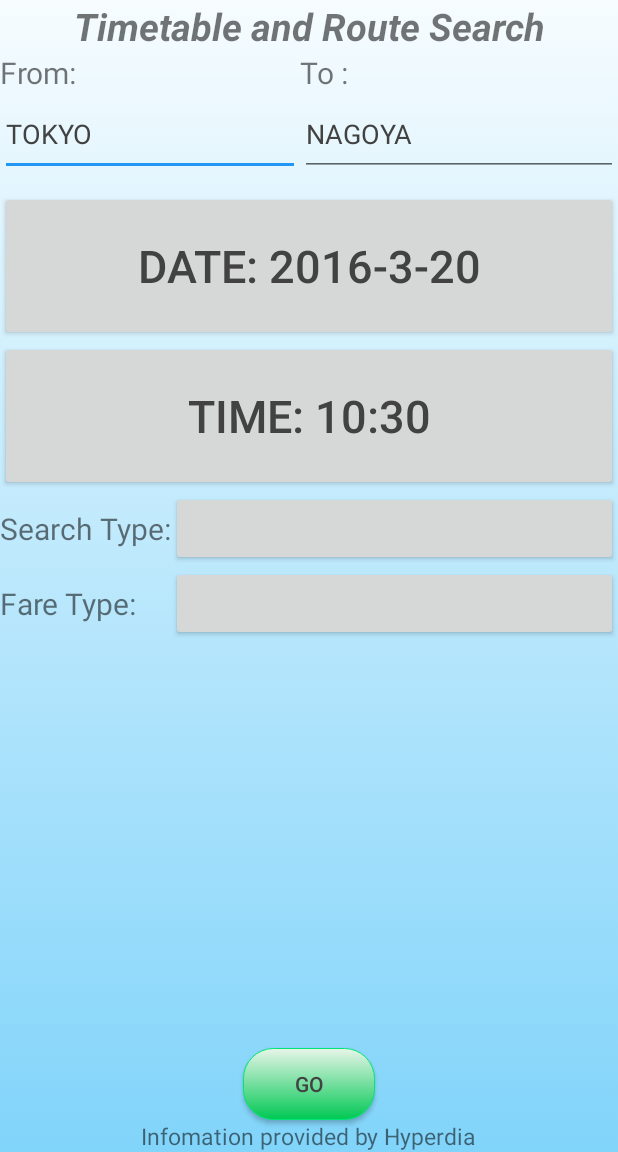
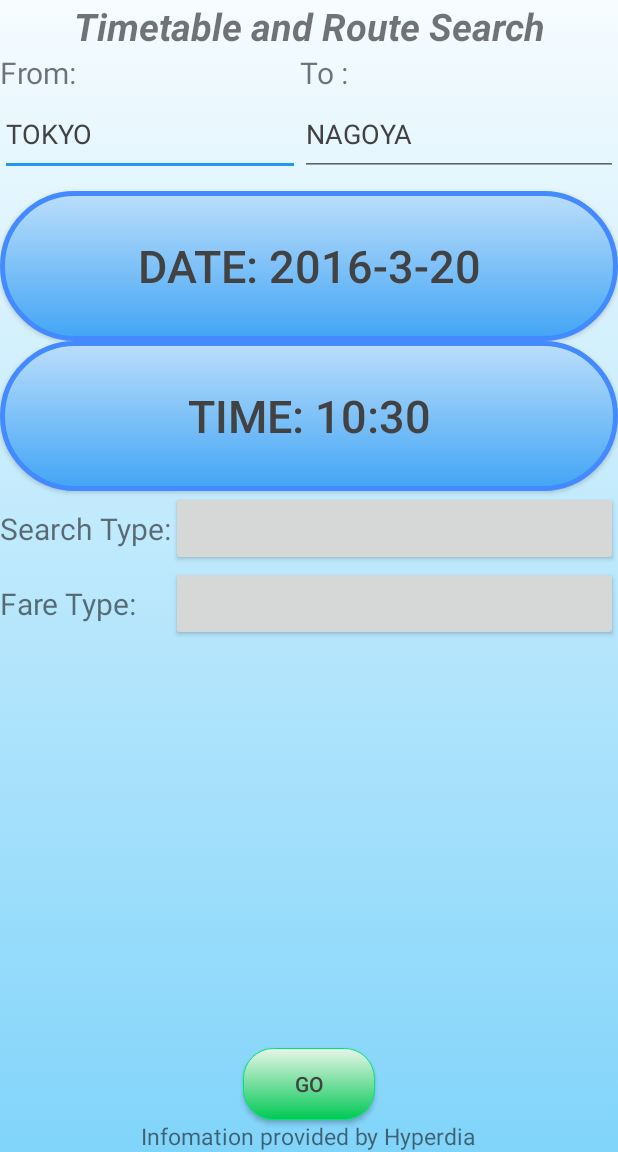
Before and after one commit to onion2000/VisitJapan, an Android app: the TravelActivity screen opened directly, with no data from a screen before it, on a phone screen of 412 x 824 dp, the part 84-1236 px from its top. Run offline under Robolectric (Android 15) with nearby library versions, the phone set to English and light mode, and no system bars; libraries missing offline, so code that uses them is left out: com.mikepenz.materialdrawer, org.honorato.multistatetogglebutton; plain views replace MultiStateToggleButton; 7 statements that could not run were skipped.

Commit message:
upgrading UI       ver7.0       try transition but not excepted result       add fade in/out in main and make big button

```diff
--- a/app/src/main/java/com/example/oniononion/comp4521project/Currency_converter/ConverterActivity.java
+++ b/app/src/main/java/com/example/oniononion/comp4521project/Currency_converter/ConverterActivity.java
@@ -2,8 +2,12 @@ package com.example.oniononion.comp4521project.Currency_converter;
 
 import android.os.Bundle;
 import android.support.v7.app.AppCompatActivity;
+import android.transition.Fade;
+import android.transition.Transition;
+import android.transition.TransitionInflater;
 import android.util.Log;
 import android.view.View;
+import android.view.Window;
 import android.widget.AdapterView;
 import android.widget.ArrayAdapter;
 import android.widget.Button;
--- a/app/src/main/java/com/example/oniononion/comp4521project/Weather_forecast/OnedayWeather.java
+++ b/app/src/main/java/com/example/oniononion/comp4521project/Weather_forecast/OnedayWeather.java
@@ -52,6 +52,7 @@ public class OnedayWeather extends AppCompatActivity {
 
         super.onCreate(savedInstanceState);
         setContentView(R.layout.weather_forecast_oneday);
+
 
         drawerResult= NavigationDrawerInstaller.installOnActivity(this);
         ToolbarInstaller.installOnActivity(this);
--- /dev/null
+++ b/app/src/main/res/anim/fadein.xml
@@ -0,0 +1,4 @@
+<?xml version="1.0" encoding="utf-8"?>
+<alpha xmlns:android="http://schemas.android.com/apk/res/android"
+    android:interpolator="@android:anim/accelerate_interpolator"
+    android:fromAlpha="0.0" android:toAlpha="1.0" android:duration="500" />
--- /dev/null
+++ b/app/src/main/res/anim/fadeout.xml
@@ -0,0 +1,5 @@
+<?xml version="1.0" encoding="utf-8"?>
+
+<alpha xmlns:android="http://schemas.android.com/apk/res/android"
+    android:interpolator="@android:anim/accelerate_interpolator"
+    android:fromAlpha="1.0" android:toAlpha="0.0" android:duration="500" />
--- /dev/null
+++ b/app/src/main/res/drawable/big_button.xml
@@ -0,0 +1,15 @@
+<?xml version="1.0" encoding="utf-8"?>
+<shape android:shape="rectangle"
+    xmlns:android="http://schemas.android.com/apk/res/android">
+    <gradient
+        android:startColor="@color/md_blue_400"
+        android:endColor="@color/md_blue_100"
+        android:angle="90">
+    </gradient>
+
+    <corners android:radius="70dip" />
+
+    <stroke
+        android:width="5px"
+        android:color="@color/md_blue_A200" />
+</shape>
--- a/app/src/main/res/layout/currency_converter_activity.xml
+++ b/app/src/main/res/layout/currency_converter_activity.xml
@@ -3,7 +3,8 @@
     android:orientation="vertical" android:layout_width="match_parent"
     android:layout_height="match_parent"
     android:weightSum="1"
-    android:background="@drawable/background_selector" >
+    android:background="@drawable/background_selector"
+    android:id="@+id/layout">
     <include
         android:layout_width="match_parent"
         android:layout_height="wrap_content"
--- a/app/src/main/res/layout/travel_information_activity.xml
+++ b/app/src/main/res/layout/travel_information_activity.xml
@@ -38,6 +38,7 @@
         android:layout_alignEnd="@+id/to_edittext"
         android:layout_alignParentLeft="true"
         android:layout_alignParentStart="true"
+        android:background="@drawable/big_button"
         />
     <Button
         android:layout_width="wrap_content"
@@ -52,7 +53,8 @@
         android:layout_alignParentStart="true"
         android:layout_alignParentRight="true"
         android:layout_alignParentEnd="true"
-        android:layout_marginTop="10dp" />
+        android:layout_marginTop="10dp"
+        android:background="@drawable/big_button"/>
 
     <Button
         android:layout_width="wrap_content"
--- a/app/src/main/res/values/theme_material.xml
+++ b/app/src/main/res/values/theme_material.xml
@@ -12,6 +12,10 @@
         <item name="colorAccent">@color/color_accent</item>
         <item name="android:windowBackground">@color/color_windowBackground</item>
         <item name="android:textColorPrimary">@color/text_color_primary</item>
+        <item name="android:windowContentTransitions">true</item>
 
+        <!-- enable overlap of transitions -->
+        <item name="android:windowAllowEnterTransitionOverlap">true</item>
+        <item name="android:windowAllowReturnTransitionOverlap">true</item>
     </style>
 </resources>
```
Also changed, not shown: app/src/main/java/com/example/oniononion/comp4521project/MainActivity.java (+15 -4 lines), app/src/main/res/layout/activity_main.xml (+19 -10 lines), app/src/main/res/transition/currency_enter_transition.xml (added, +8 -0 lines), app/src/main/res/transition/currency_return_transition.xml (added, +18 -0 lines), app/src/main/res/transition/main_activity_enter_transition.xml (added, +8 -0 lines), app/src/main/res/transition/main_activity_return_transition.xml (added, +19 -0 lines).
